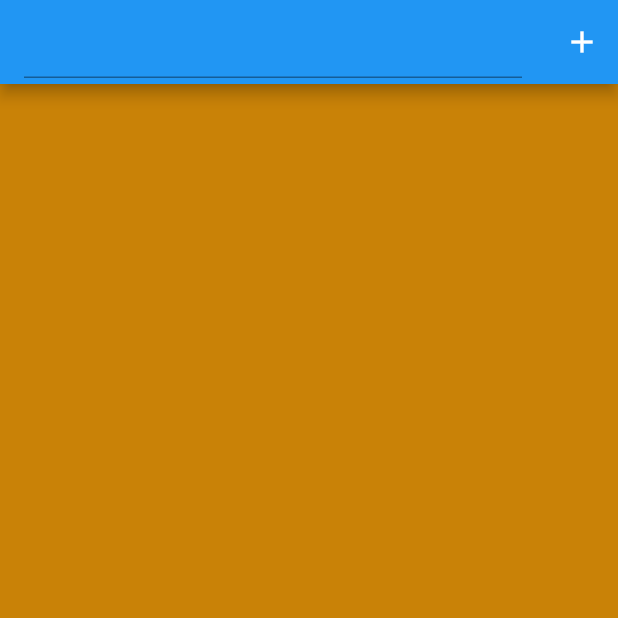
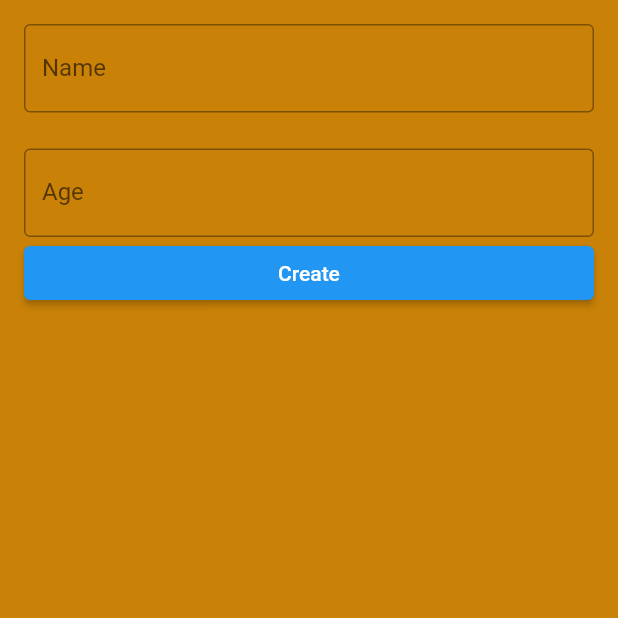
Before and after one commit to Shafayet92/BloomBee, a Flutter app: the Write screen opened directly, on a phone screen of 412 x 824 dp, the top half of it. Run offline on Flutter 3.47's test engine with Material 2 defaults, Android fonts, the phone set to English and light mode, and no system bars; our stand-ins replace cloud_firestore, firebase_auth, firebase_core; accounts and stored records are empty.

Commit message:
write 01

```diff
--- a/lib/write.dart
+++ b/lib/write.dart
@@ -2,6 +2,8 @@ import 'package:cloud_firestore/cloud_firestore.dart';
 import 'package:firebase_auth/firebase_auth.dart';
 import 'package:firebase_core/firebase_core.dart';
 import 'package:flutter/material.dart';
+// import 'package:intl/intl.dart';
+// import 'package:datetime_picker_formfield/datetime_picker_formfield.dart';
 
 import 'login.dart';
 
@@ -18,49 +20,100 @@ class Write extends StatefulWidget {
 
 class _WriteState extends State<Write> {
   final controller = TextEditingController();
-
+  final controllerName = TextEditingController();
+  final controllerAge = TextEditingController();
+  final controllerDate = TextEditingController();
   @override
   Widget build(BuildContext context) => Scaffold(
         backgroundColor: Color.fromARGB(255, 201, 130, 7),
-        appBar: AppBar(
-          title: TextField(controller: controller),
-          actions: [
-            IconButton(
-              icon: const Icon(Icons.add),
-              onPressed: () {
-                final name = controller.text;
-                createUser(name: name);
-              },
-            )
-          ],
-        ),
+        // appBar: AppBar(
+        //   title: TextField(controller: controller),
+        // ),
+          body: ListView(
+            padding: EdgeInsets.all(16),
+            children: <Widget>[
+              TextField(
+                controller:  controllerName,
+                decoration: decoration('Name'),
+              ),
+              const SizedBox(height: 24,),
+              TextField(
+                controller: controllerAge,
+                decoration:  decoration('Age'),
+                keyboardType: TextInputType.number,
+              ),
+              // const SizedBox(height:24),
+              // DateTimeField(
+              //   controller: controllerDate,
+              //   decoration: decoration('Birthday'),
+              //   format: dateFormat('yyy-MM-dd'),
+              //   onShowPicker: (context, currentValue)=>
+              //   context: context,
+              //   firstDate: DateTime(1900),
+              //   lastDate: DateTime(2100),
+              //   initialDate: currentValue ?? DateTime.n
+
+              //    const SizeBox(height:32);
+                 ElevatedButton(
+                   child: Text('Create'),
+                   onPressed: (){
+                //      final name = controller.text;
+                //  createUser(name: name);
+                     final user = User (
+                       name: controllerName.text,
+                       age: int.parse(controllerAge.text),
+                       birthday: DateTime.parse(controllerDate.text),
+                     );
+                     createUser(user);
+                     Navigator.pop(context);
+                   },
+              ),
+            ],
+          ),
+          // actions: [
+          //   IconButton(
+          //     icon: const Icon(Icons.add),
+          //     onPressed: () {
+          //       final name = controller.text;
+          //       createUser(name: name);
+          //     },
+          //   )
+          // ],
+        // ),
       );
-  Future createUser({required String name}) async {
-    final docUser = FirebaseFirestore.instance.collection('users').doc('my-id');
-
-    final user = User(
-      id: docUser.id,
-      name: name,
-      age: 21,
-      birthday: DateTime(2001, 7, 28),
-    );
+      InputDecoration decoration(String label)=> InputDecoration(
+      labelText: label,
+      border: const OutlineInputBorder()
+      );
+  Future createUser(User user) async {
+    final docUser = FirebaseFirestore.instance.collection('users').doc();
+    user.id = docUser.id;
+    user.name  = docUser.get();
+    // final user = User(
+    //   id: docUser.id,
+    //   name: name,
+    //   age: 21,
+    //   birthday: DateTime(2001, 7, 28),
+    // );
 
     // final json = user.toJson();
 
-    final json = {
-      'name': name,
-      'age': 21,
-      'birthday': DateTime(2001, 7, 28),
-    };
+    // final json = {
+    //   'name': name,
+    //   'age': 21,
+    //   'birthday': DateTime(2001, 7, 28),
+    // };
+    // await docUser.set(json);
+    final json = user.toJson();
     await docUser.set(json);
   }
 }
 
 class User {
   String id;
-  final String name;
-  final int age;
-  final DateTime birthday;
+   String name;
+   int age;
+   DateTime birthday;
 
   User({
     this.id = '',
```
